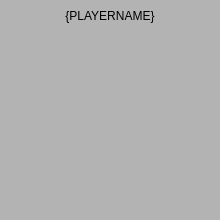
Old version of the form branches/macjariel/client/opponentwidget.ui in the repository kubos741/kbang.
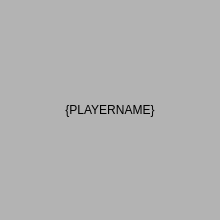
New version of the form.

```diff
--- a/branches/macjariel/client/opponentwidget.ui
+++ b/branches/macjariel/client/opponentwidget.ui
@@ -60,17 +60,7 @@
        </widget>
       </item>
       <item>
-       <spacer name="verticalSpacer" >
-        <property name="orientation" >
-         <enum>Qt::Vertical</enum>
-        </property>
-        <property name="sizeHint" stdset="0" >
-         <size>
-          <width>20</width>
-          <height>40</height>
-         </size>
-        </property>
-       </spacer>
+       <layout class="QHBoxLayout" name="horizontalLayout" />
       </item>
      </layout>
     </widget>
```
